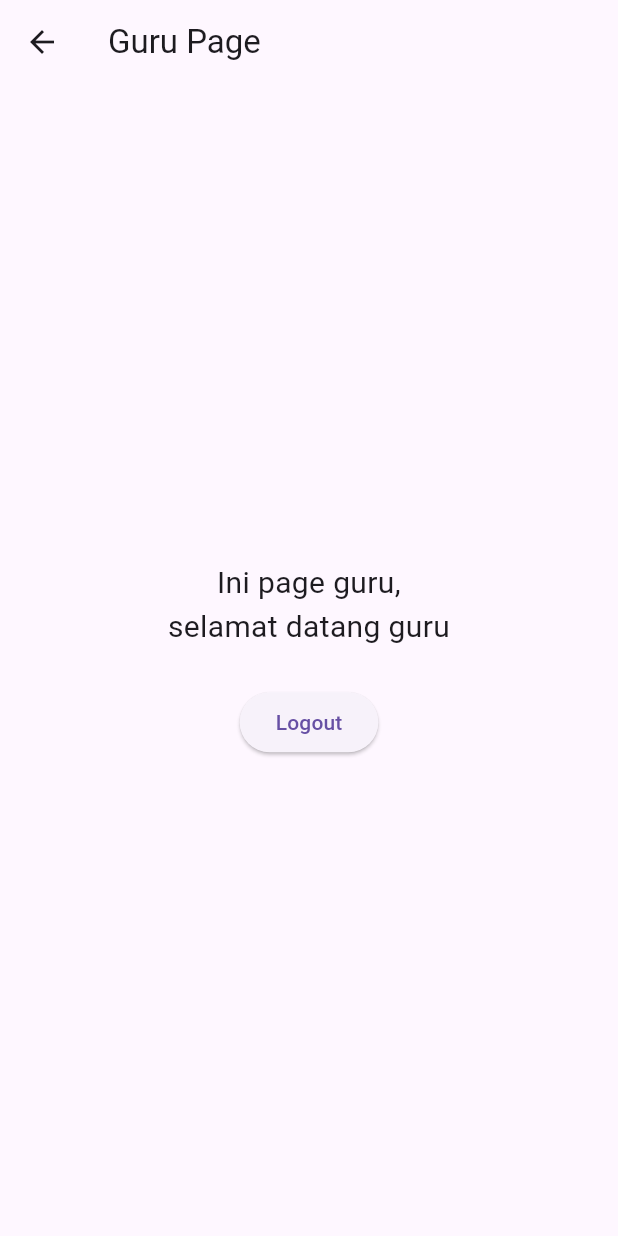
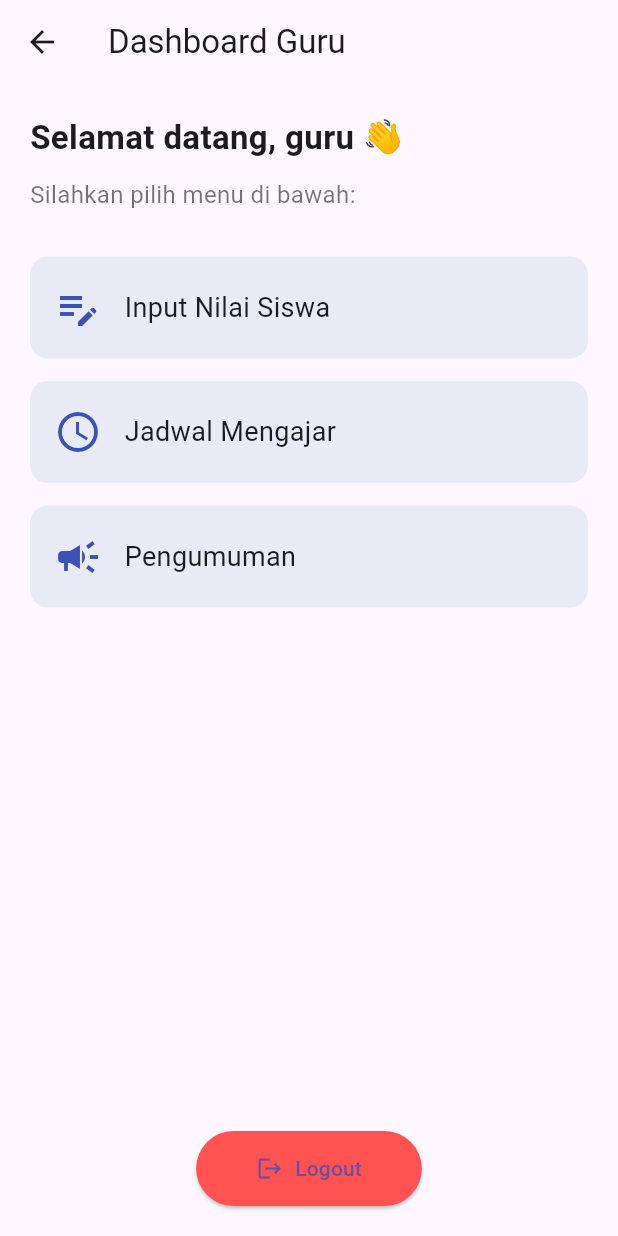
Before and after one commit to AsfaDavissyah/-sisakademik, a Flutter app: the GuruPage screen opened by its route, on a phone screen of 412 x 824 dp. Run offline on Flutter 3.47's test engine with Material 3 defaults, Android fonts, the phone set to English and light mode, and no system bars; our stand-ins replace cloud_firestore, firebase_auth, firebase_core; accounts and stored records are empty.

Commit message:
Add new pages for Guru and Siswa roles; implement input nilai, jadwal, and pengumuman features

```diff
--- a/lib/screens/auth/register_page.dart
+++ b/lib/screens/auth/register_page.dart
@@ -14,7 +14,7 @@ class _RegisterPageState extends State<RegisterPage> {
   final TextEditingController nameC = TextEditingController();
   final TextEditingController usernameC = TextEditingController();
 
-  // Role default menjadi siswa
+  // Role default = siswa
   String selectedRole = "siswa";
 
   final AuthController authController = AuthController();
@@ -24,18 +24,14 @@ class _RegisterPageState extends State<RegisterPage> {
     setState(() => isLoading = true);
 
     try {
-      // MENCEGAH PEMILIHAN ROLE ADMIN (HARD SECURITY)
-      if (selectedRole == "admin") {
-        throw "Role admin tidak bisa dibuat melalui registrasi.";
-      }
-
+      /// ⚠ Admin sekarang TIDAK diblokir lagi
       await authController.registerAccount(
         email: emailC.text.trim(),
         password: passwordC.text.trim(),
         name: nameC.text.trim(),
         username: usernameC.text.trim(),
-        role: selectedRole, // hanya 'guru' atau 'siswa'
-        linkedId: "",       // akan diisi nanti saat data dibuat
+        role: selectedRole, // bisa 'admin', 'guru', atau 'siswa'
+        linkedId: "", // nanti diisi jika ada tabel lain
       );
 
       ScaffoldMessenger.of(context).showSnackBar(
@@ -43,11 +39,10 @@ class _RegisterPageState extends State<RegisterPage> {
       );
 
       Navigator.pop(context);
-
     } catch (e) {
-      ScaffoldMessenger.of(context).showSnackBar(
-        SnackBar(content: Text("Registrasi gagal: $e")),
-      );
+      ScaffoldMessenger.of(
+        context,
+      ).showSnackBar(SnackBar(content: Text("Registrasi gagal: $e")));
     }
 
     setState(() => isLoading = false);
@@ -83,23 +78,16 @@ class _RegisterPageState extends State<RegisterPage> {
             ),
             const SizedBox(height: 20),
 
-            // Role tanpa ADMIN
+            /// 🔽 ADMIN DIBUKA LAGI DI SINI
             DropdownButtonFormField(
               value: selectedRole,
               items: const [
-                DropdownMenuItem(
-                  value: "guru",
-                  child: Text("Guru"),
-                ),
-                DropdownMenuItem(
-                  value: "siswa",
-                  child: Text("Siswa"),
-                ),
+                DropdownMenuItem(value: "admin", child: Text("Admin")),
+                DropdownMenuItem(value: "guru", child: Text("Guru")),
+                DropdownMenuItem(value: "siswa", child: Text("Siswa")),
               ],
               onChanged: (value) {
-                setState(() {
-                  selectedRole = value!;
-                });
+                setState(() => selectedRole = value!);
               },
               decoration: const InputDecoration(labelText: "Role"),
             ),
--- a/lib/screens/guru/guru_page.dart
+++ b/lib/screens/guru/guru_page.dart
@@ -14,24 +14,82 @@ class GuruPage extends StatelessWidget {
   @override
   Widget build(BuildContext context) {
     return Scaffold(
-      appBar: AppBar(title: const Text("Guru Page")),
-      body: Center(
+      appBar: AppBar(title: const Text("Dashboard Guru")),
+      body: Padding(
+        padding: const EdgeInsets.all(20),
         child: Column(
-          mainAxisAlignment: MainAxisAlignment.center,
+          crossAxisAlignment: CrossAxisAlignment.start,
           children: [
+
             Text(
-              "Ini page guru,\nselamat datang $username",
-              textAlign: TextAlign.center,
-              style: const TextStyle(fontSize: 20),
+              "Selamat datang, $username 👋",
+              style: const TextStyle(fontSize: 22, fontWeight: FontWeight.bold),
             ),
-            const SizedBox(height: 25),
-            ElevatedButton(
-              onPressed: () => logout(context),
-              child: const Text("Logout"),
+            const SizedBox(height: 10),
+            const Text("Silahkan pilih menu di bawah:",
+                style: TextStyle(fontSize: 16, color: Colors.black54)),
+            const SizedBox(height: 30),
+
+            // MENU BUTTON 1 – Input Nilai
+            menuButton(
+              icon: Icons.edit_note,
+              title: "Input Nilai Siswa",
+              onTap: () => Navigator.pushNamed(context, "/inputNilai"),
+            ),
+            const SizedBox(height: 15),
+
+            // MENU BUTTON 2 – Jadwal Mengajar
+            menuButton(
+              icon: Icons.schedule,
+              title: "Jadwal Mengajar",
+              onTap: () => Navigator.pushNamed(context, "/jadwalGuru"),
+            ),
+            const SizedBox(height: 15),
+
+            // MENU BUTTON 3 – Pengumuman Admin
+            menuButton(
+              icon: Icons.campaign,
+              title: "Pengumuman",
+              onTap: () => Navigator.pushNamed(context, "/pengumumanGuru"),
+            ),
+
+            const Spacer(),
+
+            Center(
+              child: ElevatedButton.icon(
+                onPressed: () => logout(context),
+                icon: const Icon(Icons.logout),
+                label: const Text("Logout"),
+                style: ElevatedButton.styleFrom(
+                  backgroundColor: Colors.redAccent,
+                  padding: const EdgeInsets.symmetric(horizontal: 40, vertical: 15),
+                ),
+              ),
             )
           ],
         ),
       ),
     );
   }
+
+  // WIDGET MENU
+  Widget menuButton({required IconData icon, required String title, required VoidCallback onTap}) {
+    return InkWell(
+      onTap: onTap,
+      child: Container(
+        padding: const EdgeInsets.symmetric(vertical: 18, horizontal: 16),
+        decoration: BoxDecoration(
+          borderRadius: BorderRadius.circular(12),
+          color: Colors.indigo.shade50,
+        ),
+        child: Row(
+          children: [
+            Icon(icon, size: 32, color: Colors.indigo),
+            const SizedBox(width: 15),
+            Text(title, style: const TextStyle(fontSize: 18)),
+          ],
+        ),
+      ),
+    );
+  }
 }
```
Also changed, not shown: lib/main.dart (+10 -0 lines), lib/screens/guru/input_nilai_page.dart (added, +124 -0 lines), lib/screens/guru/jadwal_guru_page.dart (added, +25 -0 lines), lib/screens/guru/pengumuman_guru_page.dart (added, +25 -0 lines), lib/screens/siswa/jadwal_siswa_page.dart (added, +25 -0 lines), lib/screens/siswa/nilai_siswa_page.dart (added, +25 -0 lines), lib/screens/siswa/pengumuman_siswa_page.dart (added, +25 -0 lines), lib/screens/siswa/siswa_page.dart (+57 -10 lines).
